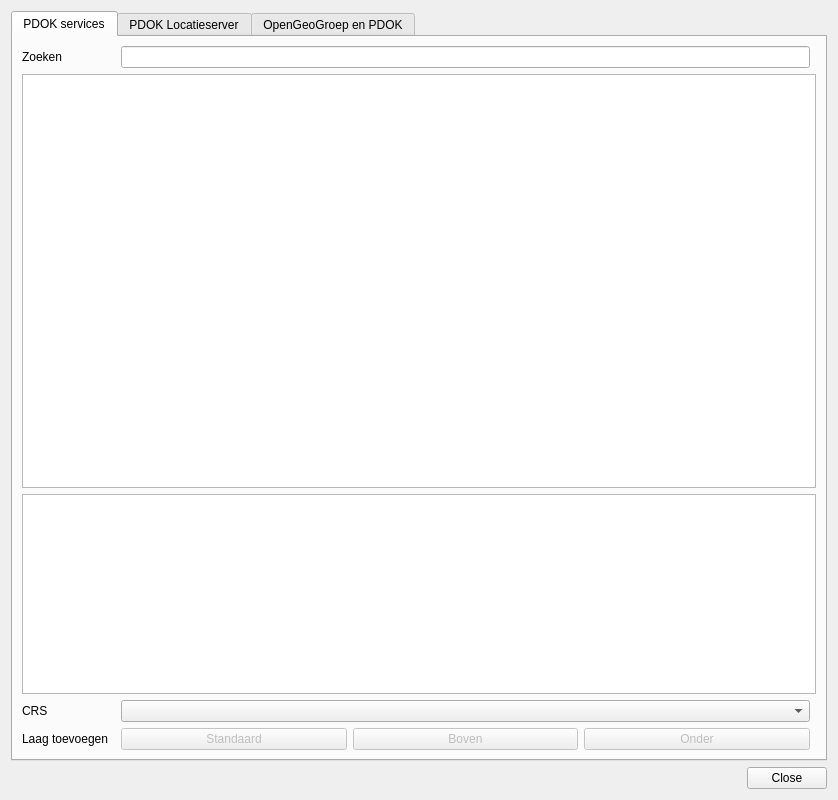
Qt form ui_pdokservicesplugindialog.ui (rduivenvoorde/pdokservicesplugin) before a commit.
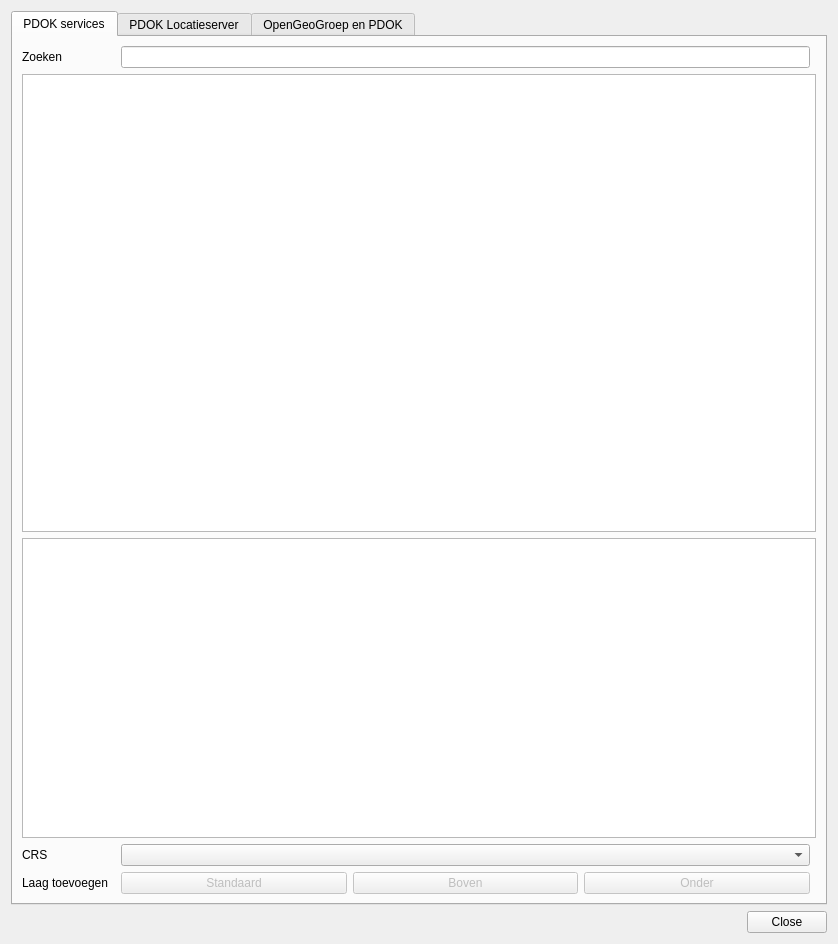
The same form after that commit. Icons and pictures are not drawn.

Diff of the .ui file:
```diff
--- a/ui_pdokservicesplugindialog.ui
+++ b/ui_pdokservicesplugindialog.ui
@@ -7,7 +7,7 @@
     <x>0</x>
     <y>0</y>
     <width>838</width>
-    <height>800</height>
+    <height>944</height>
    </rect>
   </property>
   <property name="windowTitle">
@@ -73,16 +73,6 @@
          </item>
         </layout>
        </item>
-       <item row="2" column="0" colspan="4">
-        <widget class="QTextEdit" name="layerInfo">
-         <property name="maximumSize">
-          <size>
-           <width>16777215</width>
-           <height>200</height>
-          </size>
-         </property>
-        </widget>
-       </item>
        <item row="0" column="0">
         <widget class="QLabel" name="label">
          <property name="text">
@@ -120,6 +110,19 @@
        <item row="0" column="2">
         <widget class="QLineEdit" name="layerSearch"/>
        </item>
+       <item row="2" column="0" colspan="4">
+        <widget class="QTextBrowser" name="layerInfo">
+         <property name="maximumSize">
+          <size>
+           <width>16777215</width>
+           <height>300</height>
+          </size>
+         </property>
+         <property name="openExternalLinks">
+          <bool>true</bool>
+         </property>
+        </widget>
+       </item>
       </layout>
      </widget>
      <widget class="QWidget" name="tab_3">
```
Left out of the diff: 20 changed lines with no effect on the pictures.
